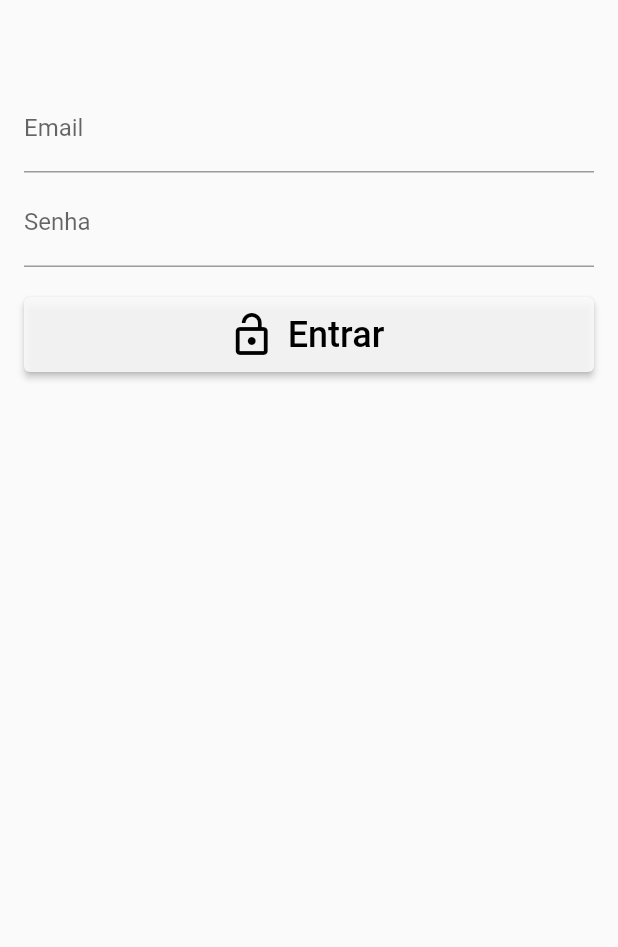
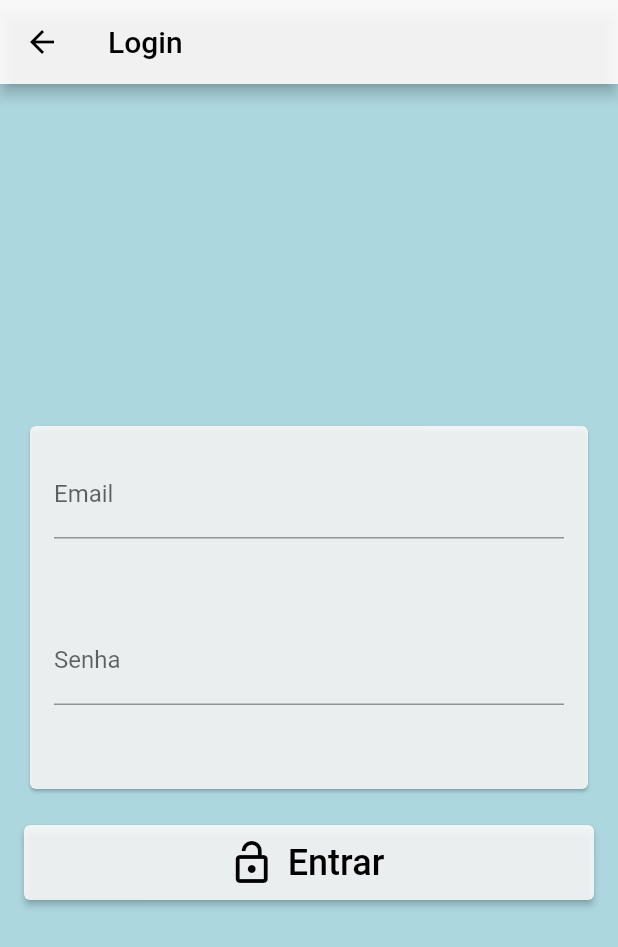
Before and after one commit to lfsca/app-flutter-LuizFellipe-BrunoCoutinho, a Flutter app: the screen it shows after launch, scrolled down 102 dp, after a tap on the "menu" icon, after a tap on "LOGIN", on a phone screen of 412 x 824 dp. Shown: the top 947 px of the screen. Run offline on Flutter 3.47's test engine with Material 2 defaults, Android fonts, the phone set to English and light mode, and no system bars; our stand-ins replace cloud_firestore, firebase_auth, firebase_core, flutter_rating_bar; accounts and stored records are empty.

Commit message:
cadastro e login funcionando

```diff
--- a/flutter_project/lib/homepage.dart
+++ b/flutter_project/lib/homepage.dart
@@ -16,7 +16,14 @@ class HomePage extends StatelessWidget {
 
   @override
   Widget build(BuildContext context) {
-    // final user = FirebaseAuth.instance.currentUser!;
+    String user_email;
+    final user = FirebaseAuth.instance.currentUser;
+    if (user != null) {
+      user_email = (user.email).toString();
+      ;
+    } else {
+      user_email = "DESLOGADO";
+    }
 
     return Scaffold(
         drawer: Drawer(
@@ -28,9 +35,9 @@ class HomePage extends StatelessWidget {
               child: Column(
                 mainAxisAlignment: MainAxisAlignment.center,
                 children: [
-                  Text("Logado como:", style: TextStyle(fontSize: 16)),
+                  Text("Usuario:", style: TextStyle(fontSize: 16)),
                   SizedBox(height: 8),
-                  Text("SEU EMAIL AQUI",
+                  Text(user_email,
                       style:
                           TextStyle(fontSize: 16, fontWeight: FontWeight.bold))
                 ],
@@ -48,7 +55,11 @@ class HomePage extends StatelessWidget {
                 FirebaseAuth.instance.signOut();
               }),
           const Divider(color: Colors.black),
-          ListTile(title: const Text("CADASTRO"), onTap: () {}),
+          ListTile(
+              title: const Text("CADASTRO"),
+              onTap: () {
+                Navigator.pushNamed(context, RegisterPage.routeName);
+              }),
           const Divider(color: Colors.black),
           ListTile(title: const Text("MINHA BARRAQUINHA"), onTap: () {}),
           const Divider(color: Colors.black),
--- a/flutter_project/lib/login.dart
+++ b/flutter_project/lib/login.dart
@@ -26,11 +26,23 @@ class _LoginWidgetState extends State<LoginWidget> {
   }
 
   @override
-  Widget build(BuildContext context) => SingleChildScrollView(
-      padding: EdgeInsets.all(16),
-      child: Column(mainAxisAlignment: MainAxisAlignment.center, children: [
-        SizedBox(height: 40),
+  Widget build(BuildContext context) {
+    return Scaffold(
+        appBar: AppBar(
+          title: const Text('Login'),
+        ),
+        body: Container(
+            color: const Color.fromARGB(218, 160, 209, 219),
+            child: Container(
+              margin: EdgeInsets.all(16),
+              child: Column(
+                  mainAxisAlignment: MainAxisAlignment.center,
+                  children: [
+                    Card(
+                        color: Color.fromARGB(222, 250, 250, 250),
+                        child: Column(children: [
                           Container(
+                            margin: EdgeInsets.all(16),
                             child: TextField(
                               controller: emailController,
                               cursorColor: Colors.black,
@@ -38,14 +50,19 @@ class _LoginWidgetState extends State<LoginWidget> {
                               decoration: InputDecoration(labelText: 'Email'),
                             ),
                           ),
-        SizedBox(height: 4),
-        TextField(
+                          SizedBox(height: 20),
+                          Container(
+                            margin: EdgeInsets.all(16),
+                            child: TextField(
                               controller: passwordController,
                               cursorColor: Colors.black,
                               textInputAction: TextInputAction.next,
                               decoration: InputDecoration(labelText: 'Senha'),
                               obscureText: true,
                             ),
+                          ),
+                          SizedBox(height: 40),
+                        ])),
                     SizedBox(height: 20),
                     ElevatedButton.icon(
                       style: ElevatedButton.styleFrom(
@@ -58,7 +75,9 @@ class _LoginWidgetState extends State<LoginWidget> {
                       ),
                       onPressed: signIn,
                     ),
-      ]));
+                  ]),
+            )));
+  }
 
   Future signIn() async {
     showDialog(
--- a/flutter_project/lib/main.dart
+++ b/flutter_project/lib/main.dart
@@ -45,7 +45,7 @@ class MyApp extends StatelessWidget {
         routes: <String, WidgetBuilder>{
           DetailPage.routeName: (context) => const DetailPage(),
           ReviewPage.routeName: (context) => const ReviewPage(),
-          RegisterForm.routeName: (context) => const RegisterForm(),
+          RegisterPage.routeName: (context) => const RegisterPage(),
           LoginPage.routeName: (context) => LoginPage(),
         });
   }
```
Also changed, not shown: flutter_project/lib/cadastro.dart (+88 -49 lines). Lines whose indentation alone changed are shown as unchanged.
